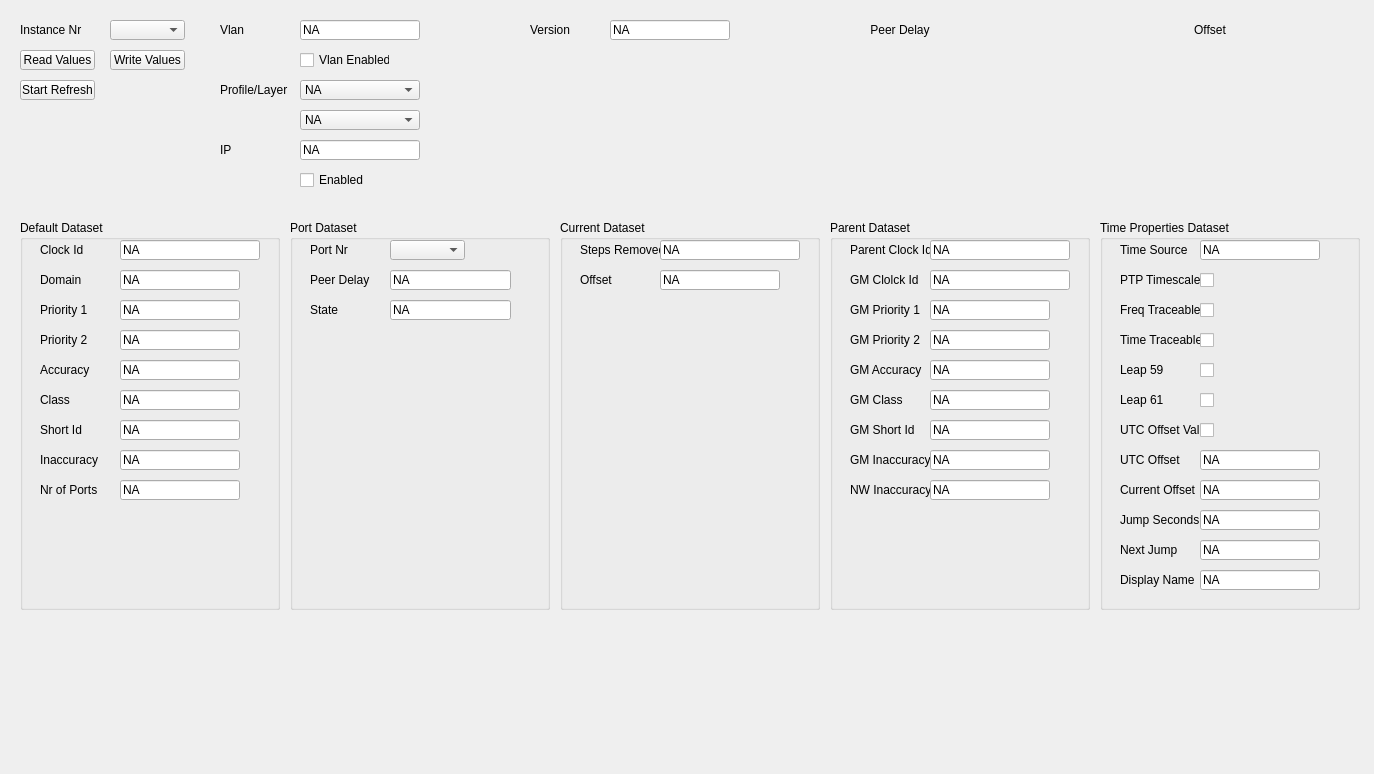
Old version of the form UCM/Library/UniversalConfigurationManager/PtpHcTab/Ucm_PtpHcTab.ui in the repository NetTimeLogic/UniversalConfigurationManager.
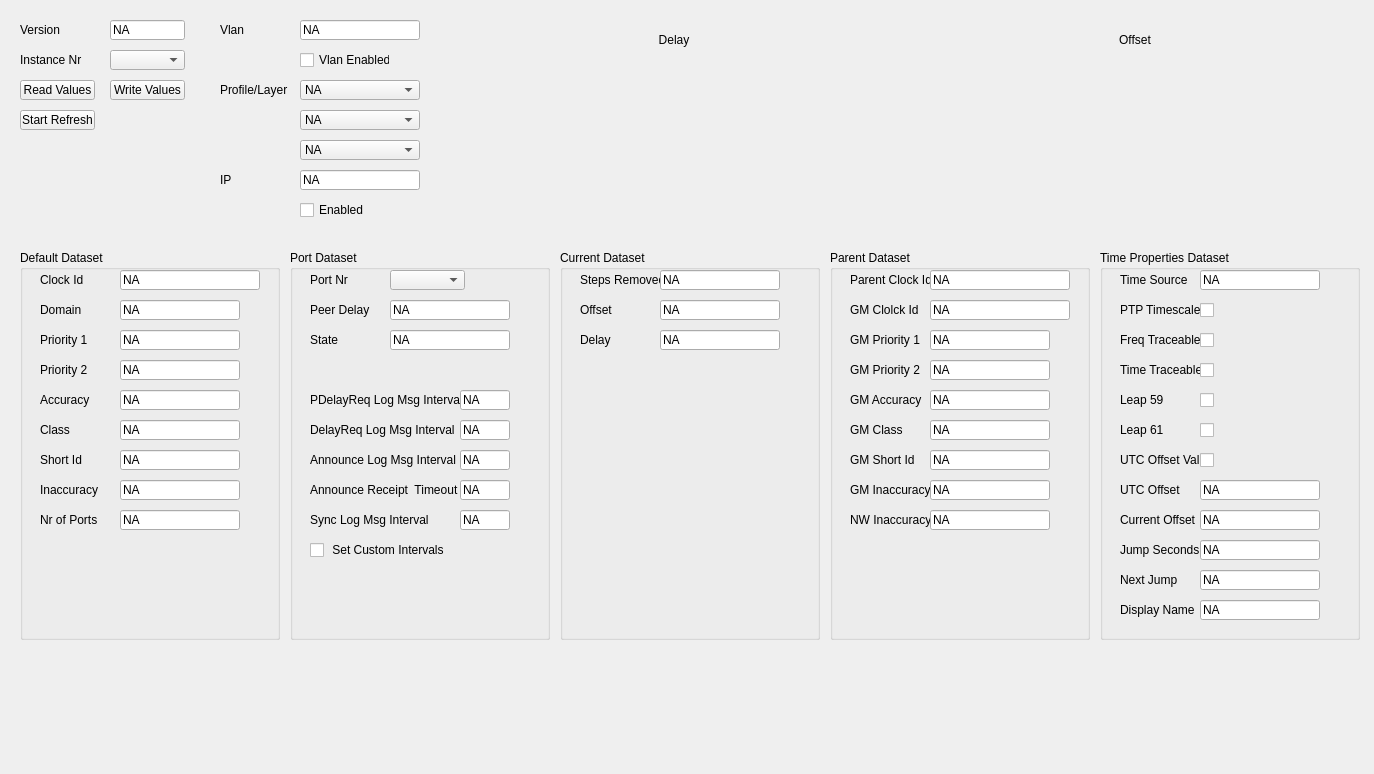
New version of the form.

```diff
--- a/UCM/Library/UniversalConfigurationManager/PtpHcTab/Ucm_PtpHcTab.ui
+++ b/UCM/Library/UniversalConfigurationManager/PtpHcTab/Ucm_PtpHcTab.ui
@@ -30,7 +30,7 @@
    <property name="geometry">
     <rect>
      <x>110</x>
-     <y>50</y>
+     <y>80</y>
      <width>75</width>
      <height>20</height>
     </rect>
@@ -59,7 +59,7 @@
    <property name="geometry">
     <rect>
      <x>560</x>
-     <y>220</y>
+     <y>250</y>
      <width>260</width>
      <height>390</height>
     </rect>
@@ -88,7 +88,7 @@
      <rect>
       <x>100</x>
       <y>20</y>
-      <width>140</width>
+      <width>120</width>
       <height>20</height>
      </rect>
     </property>
@@ -131,40 +131,38 @@
      <bool>true</bool>
     </property>
    </widget>
-  </widget>
-  <widget class="QLabel" name="PtpHcOffsetChartLabel">
-   <property name="geometry">
-    <rect>
-     <x>1060</x>
-     <y>20</y>
-     <width>300</width>
-     <height>20</height>
-    </rect>
-   </property>
-   <property name="layoutDirection">
-    <enum>Qt::LeftToRight</enum>
-   </property>
-   <property name="text">
-    <string>Offset</string>
-   </property>
-   <property name="alignment">
-    <set>Qt::AlignCenter</set>
-   </property>
-  </widget>
-  <widget class="QWidget" name="PtpHcOffsetChartWidget">
-   <property name="geometry">
-    <rect>
-     <x>1060</x>
-     <y>20</y>
-     <width>300</width>
-     <height>170</height>
-    </rect>
-   </property>
-   <layout class="QVBoxLayout" name="PtpHcOffsetChartLayout">
-    <property name="spacing">
-     <number>0</number>
+   <widget class="QLineEdit" name="PtpHcCurrentDsDelayValue">
+    <property name="enabled">
+     <bool>true</bool>
     </property>
-   </layout>
+    <property name="geometry">
+     <rect>
+      <x>100</x>
+      <y>80</y>
+      <width>120</width>
+      <height>20</height>
+     </rect>
+    </property>
+    <property name="text">
+     <string>NA</string>
+    </property>
+    <property name="readOnly">
+     <bool>true</bool>
+    </property>
+   </widget>
+   <widget class="QLabel" name="PtpHcCurrentDsDelayLabel">
+    <property name="geometry">
+     <rect>
+      <x>20</x>
+      <y>80</y>
+      <width>80</width>
+      <height>20</height>
+     </rect>
+    </property>
+    <property name="text">
+     <string>Delay</string>
+    </property>
+   </widget>
   </widget>
   <widget class="QLabel" name="PtpHcVlanLabel">
    <property name="geometry">
@@ -183,7 +181,7 @@
    <property name="geometry">
     <rect>
      <x>1100</x>
-     <y>220</y>
+     <y>250</y>
      <width>260</width>
      <height>390</height>
     </rect>
@@ -559,7 +557,7 @@
    <property name="geometry">
     <rect>
      <x>20</x>
-     <y>20</y>
+     <y>50</y>
      <width>80</width>
      <height>20</height>
     </rect>
@@ -572,7 +570,7 @@
    <property name="geometry">
     <rect>
      <x>290</x>
-     <y>220</y>
+     <y>250</y>
      <width>260</width>
      <height>390</height>
     </rect>
@@ -601,7 +599,7 @@
      <rect>
       <x>100</x>
       <y>50</y>
-      <width>121</width>
+      <width>120</width>
       <height>20</height>
      </rect>
     </property>
@@ -643,7 +641,7 @@
      <rect>
       <x>100</x>
       <y>80</y>
-      <width>121</width>
+      <width>120</width>
       <height>20</height>
      </rect>
     </property>
@@ -667,6 +665,179 @@
      <string>State</string>
     </property>
    </widget>
+   <widget class="QLineEdit" name="PtpHcPortDsPDelayReqLogMsgIntervalValue">
+    <property name="enabled">
+     <bool>true</bool>
+    </property>
+    <property name="geometry">
+     <rect>
+      <x>170</x>
+      <y>140</y>
+      <width>50</width>
+      <height>20</height>
+     </rect>
+    </property>
+    <property name="text">
+     <string>NA</string>
+    </property>
+    <property name="readOnly">
+     <bool>false</bool>
+    </property>
+   </widget>
+   <widget class="QLabel" name="PtpHcPortDsPDelayReqLogMsgIntervalLabel">
+    <property name="geometry">
+     <rect>
+      <x>20</x>
+      <y>140</y>
+      <width>150</width>
+      <height>20</height>
+     </rect>
+    </property>
+    <property name="text">
+     <string>PDelayReq Log Msg Interval</string>
+    </property>
+   </widget>
+   <widget class="QLineEdit" name="PtpHcPortDsDelayReqLogMsgIntervalValue">
+    <property name="enabled">
+     <bool>true</bool>
+    </property>
+    <property name="geometry">
+     <rect>
+      <x>170</x>
+      <y>170</y>
+      <width>50</width>
+      <height>20</height>
+     </rect>
+    </property>
+    <property name="text">
+     <string>NA</string>
+    </property>
+    <property name="readOnly">
+     <bool>false</bool>
+    </property>
+   </widget>
+   <widget class="QLabel" name="PtpHcPortDsDelayReqLogMsgIntervalLabel">
+    <property name="geometry">
+     <rect>
+      <x>20</x>
+      <y>170</y>
+      <width>150</width>
+      <height>20</height>
+     </rect>
+    </property>
+    <property name="text">
+     <string>DelayReq Log Msg Interval</string>
+    </property>
+   </widget>
+   <widget class="QLineEdit" name="PtpHcPortDsSyncLogMsgIntervalValue">
+    <property name="enabled">
+     <bool>true</bool>
+    </property>
+    <property name="geometry">
+     <rect>
+      <x>170</x>
+      <y>260</y>
+      <width>50</width>
+      <height>20</height>
+     </rect>
+    </property>
+    <property name="text">
+     <string>NA</string>
+    </property>
+    <property name="readOnly">
+     <bool>false</bool>
+    </property>
+   </widget>
+   <widget class="QLabel" name="PtpHcPortDsSyncLogMsgIntervalLabel">
+    <property name="geometry">
+     <rect>
+      <x>20</x>
+      <y>260</y>
+      <width>150</width>
+      <height>20</height>
+     </rect>
+    </property>
+    <property name="text">
+     <string>Sync Log Msg Interval</string>
+    </property>
+   </widget>
+   <widget class="QLineEdit" name="PtpHcPortDsAnnounceLogMsgIntervalValue">
+    <property name="enabled">
+     <bool>true</bool>
+    </property>
+    <property name="geometry">
+     <rect>
+      <x>170</x>
+      <y>200</y>
+      <width>50</width>
+      <height>20</height>
+     </rect>
+    </property>
+    <property name="text">
+     <string>NA</string>
+    </property>
+    <property name="readOnly">
+     <bool>false</bool>
+    </property>
+   </widget>
+   <widget class="QLabel" name="PtpHcPortDsAnnounceLogMsgIntervalLabel">
+    <property name="geometry">
+     <rect>
+      <x>20</x>
+      <y>200</y>
+      <width>150</width>
+      <height>20</height>
+     </rect>
+    </property>
+    <property name="text">
+     <string>Announce Log Msg Interval</string>
+    </property>
+   </widget>
+   <widget class="QLineEdit" name="PtpHcPortDsAnnounceReceiptTimeoutValue">
+    <property name="enabled">
+     <bool>true</bool>
+    </property>
+    <property name="geometry">
+     <rect>
+      <x>170</x>
+      <y>230</y>
+      <width>50</width>
+      <height>20</height>
+     </rect>
+    </property>
+    <property name="text">
+     <string>NA</string>
+    </property>
+    <property name="readOnly">
+     <bool>false</bool>
+    </property>
+   </widget>
+   <widget class="QLabel" name="PtpHcPortDsAnnounceReceiptTimeoutLabel">
+    <property name="geometry">
+     <rect>
+      <x>20</x>
+      <y>230</y>
+      <width>150</width>
+      <height>20</height>
+     </rect>
+    </property>
+    <property name="text">
+     <string>Announce Receipt  Timeout</string>
+    </property>
+   </widget>
+   <widget class="QCheckBox" name="PtpHcPortDsSetCustomIntervalsCheckBox">
+    <property name="geometry">
+     <rect>
+      <x>20</x>
+      <y>290</y>
+      <width>200</width>
+      <height>20</height>
+     </rect>
+    </property>
+    <property name="text">
+     <string> Set Custom Intervals</string>
+    </property>
+   </widget>
   </widget>
   <widget class="QLineEdit" name="PtpHcVersionValue">
    <property name="enabled">
@@ -674,9 +845,9 @@
    </property>
    <property name="geometry">
     <rect>
-     <x>610</x>
+     <x>110</x>
      <y>20</y>
-     <width>120</width>
+     <width>75</width>
      <height>20</height>
     </rect>
    </property>
@@ -691,7 +862,7 @@
    <property name="geometry">
     <rect>
      <x>20</x>
-     <y>50</y>
+     <y>80</y>
      <width>75</width>
      <height>20</height>
     </rect>
@@ -717,7 +888,7 @@
    <property name="geometry">
     <rect>
      <x>20</x>
-     <y>220</y>
+     <y>250</y>
      <width>260</width>
      <height>390</height>
     </rect>
@@ -994,7 +1165,7 @@
    <property name="geometry">
     <rect>
      <x>220</x>
-     <y>140</y>
+     <y>170</y>
      <width>80</width>
      <height>20</height>
     </rect>
@@ -1010,7 +1181,7 @@
    <property name="geometry">
     <rect>
      <x>300</x>
-     <y>140</y>
+     <y>170</y>
      <width>120</width>
      <height>20</height>
     </rect>
@@ -1023,7 +1194,7 @@
    <property name="geometry">
     <rect>
      <x>300</x>
-     <y>170</y>
+     <y>200</y>
      <width>80</width>
      <height>20</height>
     </rect>
@@ -1036,7 +1207,7 @@
    <property name="geometry">
     <rect>
      <x>20</x>
-     <y>80</y>
+     <y>110</y>
      <width>75</width>
      <height>20</height>
     </rect>
@@ -1076,7 +1247,7 @@
   <widget class="QLabel" name="PtpHcVersionLabel">
    <property name="geometry">
     <rect>
-     <x>530</x>
+     <x>20</x>
      <y>20</y>
      <width>80</width>
      <height>20</height>
@@ -1090,7 +1261,7 @@
    <property name="geometry">
     <rect>
      <x>830</x>
-     <y>220</y>
+     <y>250</y>
      <width>260</width>
      <height>390</height>
     </rect>
@@ -1391,18 +1562,102 @@
    <property name="geometry">
     <rect>
      <x>110</x>
-     <y>20</y>
+     <y>50</y>
      <width>75</width>
      <height>20</height>
     </rect>
    </property>
   </widget>
+  <widget class="QComboBox" name="PtpHcDelayMechanismValue">
+   <property name="geometry">
+    <rect>
+     <x>300</x>
+     <y>140</y>
+     <width>120</width>
+     <height>20</height>
+    </rect>
+   </property>
+   <property name="autoFillBackground">
+    <bool>false</bool>
+   </property>
+   <item>
+    <property name="text">
+     <string>NA</string>
+    </property>
+   </item>
+   <item>
+    <property name="text">
+     <string>E2E</string>
+    </property>
+   </item>
+   <item>
+    <property name="text">
+     <string>P2P</string>
+    </property>
+   </item>
+  </widget>
+  <widget class="QWidget" name="PtpHcOffsetChartValue" native="true">
+   <property name="geometry">
+    <rect>
+     <x>910</x>
+     <y>20</y>
+     <width>450</width>
+     <height>210</height>
+    </rect>
+   </property>
+   <property name="autoFillBackground">
+    <bool>true</bool>
+   </property>
+   <layout class="QVBoxLayout" name="verticalLayout_3">
+    <property name="spacing">
+     <number>0</number>
+    </property>
+    <property name="leftMargin">
+     <number>0</number>
+    </property>
+    <property name="topMargin">
+     <number>0</number>
+    </property>
+    <property name="rightMargin">
+     <number>0</number>
+    </property>
+    <property name="bottomMargin">
+     <number>0</number>
+    </property>
+    <item>
+     <layout class="QVBoxLayout" name="PtpHcOffsetChartLayout">
+      <property name="spacing">
+       <number>0</number>
+      </property>
+     </layout>
+    </item>
+   </layout>
+  </widget>
+  <widget class="QLabel" name="PtpHcOffsetChartLabel">
+   <property name="geometry">
+    <rect>
+     <x>910</x>
+     <y>30</y>
+     <width>450</width>
+     <height>20</height>
+    </rect>
+   </property>
+   <property name="layoutDirection">
+    <enum>Qt::LeftToRight</enum>
+   </property>
+   <property name="text">
+    <string>Offset</string>
+   </property>
+   <property name="alignment">
+    <set>Qt::AlignCenter</set>
+   </property>
+  </widget>
   <widget class="QLabel" name="PtpHcDelayChartLabel">
    <property name="geometry">
     <rect>
-     <x>750</x>
-     <y>20</y>
-     <width>300</width>
+     <x>449</x>
+     <y>30</y>
+     <width>450</width>
      <height>20</height>
     </rect>
    </property>
@@ -1410,27 +1665,75 @@
     <enum>Qt::LeftToRight</enum>
    </property>
    <property name="text">
-    <string>Peer Delay</string>
+    <string>Delay</string>
    </property>
    <property name="alignment">
     <set>Qt::AlignCenter</set>
    </property>
   </widget>
-  <widget class="QWidget" name="PtpHcDelayChartWidget">
+  <widget class="QWidget" name="PtpHcDelayChartValue" native="true">
    <property name="geometry">
     <rect>
-     <x>750</x>
+     <x>450</x>
      <y>20</y>
-     <width>300</width>
-     <height>170</height>
+     <width>450</width>
+     <height>210</height>
     </rect>
    </property>
-   <layout class="QVBoxLayout" name="PtpHcDelayChartLayout">
+   <property name="autoFillBackground">
+    <bool>true</bool>
+   </property>
+   <layout class="QVBoxLayout" name="verticalLayout_4">
     <property name="spacing">
-     <number>6</number>
+     <number>0</number>
     </property>
+    <property name="leftMargin">
+     <number>0</number>
+    </property>
+    <property name="topMargin">
+     <number>0</number>
+    </property>
+    <property name="rightMargin">
+     <number>0</number>
+    </property>
+    <property name="bottomMargin">
+     <number>0</number>
+    </property>
+    <item>
+     <layout class="QVBoxLayout" name="PtpHcDelayChartLayout">
+      <property name="spacing">
+       <number>0</number>
+      </property>
+     </layout>
+    </item>
    </layout>
   </widget>
+  <zorder>PtpHcVlanEnableCheckBox</zorder>
+  <zorder>PtpHcWriteValuesButton</zorder>
+  <zorder>PtpHcVlanValue</zorder>
+  <zorder>PtpHcCurrentDsGroupBox</zorder>
+  <zorder>PtpHcVlanLabel</zorder>
+  <zorder>PtpHcTimePropertiesDsGroupBox</zorder>
+  <zorder>PtpHcProfileValue</zorder>
+  <zorder>PtpHcInstanceLabel</zorder>
+  <zorder>PtpHcPortDsGroupBox</zorder>
+  <zorder>PtpHcVersionValue</zorder>
+  <zorder>PtpHcReadValuesButton</zorder>
+  <zorder>PtpHcProfileLabel</zorder>
+  <zorder>PtpHcDefaultDsGroupBox</zorder>
+  <zorder>PtpHcIpLabel</zorder>
+  <zorder>PtpHcIpValue</zorder>
+  <zorder>PtpHcEnableCheckBox</zorder>
+  <zorder>PtpHcAutoRefreshButton</zorder>
+  <zorder>PtpHcLayerValue</zorder>
+  <zorder>PtpHcVersionLabel</zorder>
+  <zorder>PtpHcParentDsGroupBox</zorder>
+  <zorder>PtpHcInstanceComboBox</zorder>
+  <zorder>PtpHcDelayMechanismValue</zorder>
+  <zorder>PtpHcOffsetChartValue</zorder>
+  <zorder>PtpHcOffsetChartLabel</zorder>
+  <zorder>PtpHcDelayChartValue</zorder>
+  <zorder>PtpHcDelayChartLabel</zorder>
  </widget>
  <resources/>
  <connections/>
```
